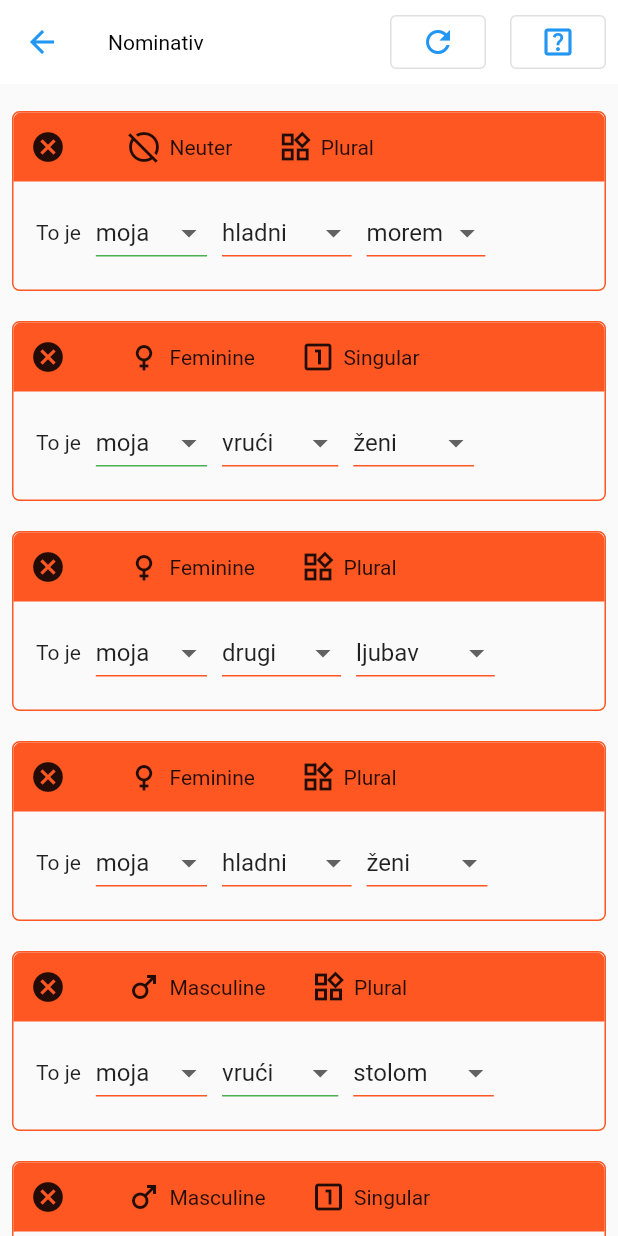
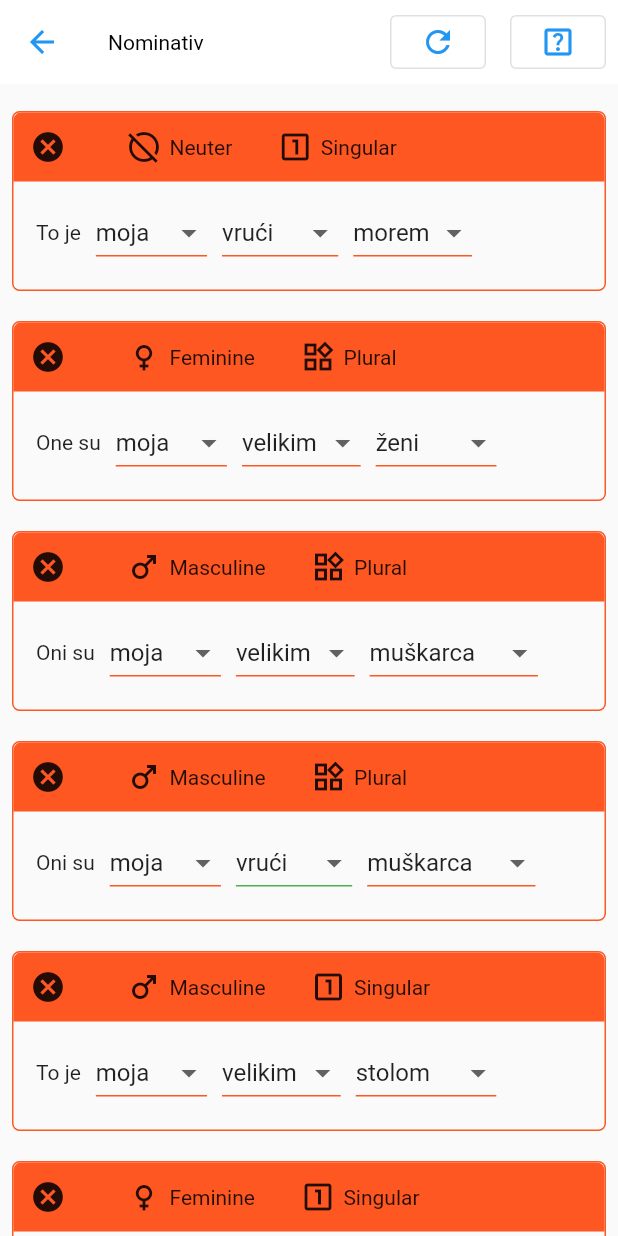
Before and after one commit to nel-sam/navika, a Flutter app: the screen it shows after launch, after a tap on "Nominativ", on a phone screen of 412 x 824 dp. Run offline on Flutter 3.47's test engine with Material 2 defaults, Android fonts, the phone set to English and light mode, and no system bars; our stand-ins replace google_mobile_ads; generated files the repository leaves out were written again; network calls fail.

Commit message:
Improved sentence starters on Nominativ

```diff
--- a/lib/models/enums.dart
+++ b/lib/models/enums.dart
@@ -10,15 +10,26 @@ enum CaseTypeEnum {
   Dativ,
 }
 
-enum WordCategoryEnum {
+enum Tags {
   AnimateNonHuman,
+  NaturalFeature,
   FlatSurface,
+  Furniture,
+  Portable,
   Location,
   Activity,
   Vehicle,
   Emotion,
+  Adult,
   Drink,
   Thing,
   Human,
   Food,
 }
+
+enum TenseEnum {
+  Conditional,
+  Present,
+  Future,
+  Past,
+}
--- a/lib/models/models.dart
+++ b/lib/models/models.dart
@@ -15,7 +15,7 @@ class WordBank {
 }
 
 class Noun {
-  final WordCategoryEnum category;
+  final List<Tags> tags;
   final GenderEnum gender;
   final String dictionary;
   final bool isAnimate;
@@ -29,7 +29,7 @@ class Noun {
   final DeclensionByCount vokativ;
 
   Noun({
-    required this.category,
+    required this.tags,
     required this.dictionary,
     required this.gender,
     required this.isAnimate,
--- a/lib/utilities/widget-helpers.dart
+++ b/lib/utilities/widget-helpers.dart
@@ -117,4 +117,10 @@ class WidgetHelpers {
         .take(BATCH_COUNT)
         .toList();
   }
+
+  static getRandomTense() {
+    final tenses = TenseEnum.values;
+    var index = (new Random()).nextInt(tenses.length - 1);
+    return tenses[index];
   }
+}
--- a/lib/widgets/nominativ/nominativ.dart
+++ b/lib/widgets/nominativ/nominativ.dart
@@ -9,6 +9,33 @@ import '../../constants.dart';
 import 'nominativ-explanation.dart';
 
 String getSentenceStarter(Noun noun, bool isPlural) {
+  final tense = WidgetHelpers.getRandomTense();
+
+  if (noun.isAnimate && isPlural) {
+    if (tense == TenseEnum.Past || tense == TenseEnum.Conditional)
+      return noun.gender == GenderEnum.Feminine ? 'One su bile' : 'Oni su bili';
+
+    return noun.gender == GenderEnum.Feminine ? 'One su' : 'Oni su';
+  } else if (!noun.isAnimate && isPlural) {
+    if (tense == TenseEnum.Future || tense == TenseEnum.Conditional)
+      return 'To će biti';
+
+    return 'To su';
+  } else if (noun.isAnimate && !isPlural) {
+    if (tense == TenseEnum.Past || tense == TenseEnum.Conditional)
+      return noun.gender == GenderEnum.Feminine ? 'Ona će biti' : 'On će biti';
+
+    return noun.gender == GenderEnum.Feminine ? 'Ona je' : 'On su';
+  } else if (!noun.isAnimate && !isPlural) {
+    if (tense == TenseEnum.Past ||
+        tense == TenseEnum.Conditional) if (noun.gender == GenderEnum.Feminine)
+      return 'To je bila';
+    else if (noun.gender == GenderEnum.Masculine)
+      return 'To je bio';
+    else
+      return 'To je bilo';
+  }
+
   return 'To je';
 }
 
```
Also changed, not shown: lib/lang_data/noun.dart (+51 -4 lines). Lines whose indentation alone changed are shown as unchanged.
